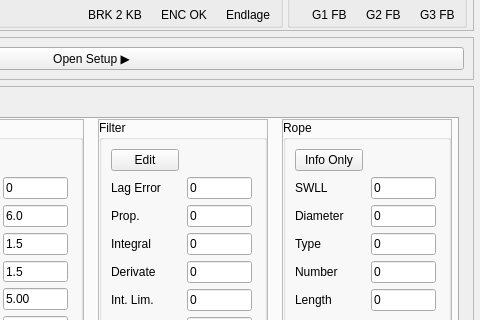
martburg/qt_panda_spike_repo, file Steuerung3d_Remake/src/steuerung3d/apps/yellow/ui_split/yellow3_merged.ui: the form before one commit; both pictures show x 297 to 777 and y 202 to 522 of the 777 by 623 pixel window.
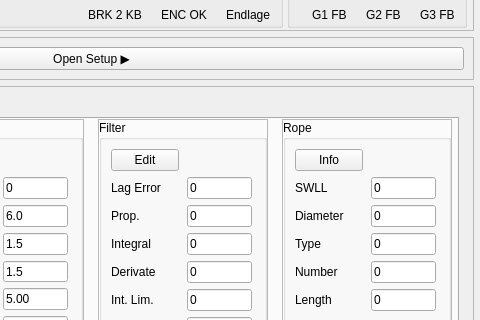
The form after the commit. The open tabs and pages were chosen to show the change.

```diff
--- a/Steuerung3d_Remake/src/steuerung3d/apps/yellow/ui_split/yellow3_merged.ui
+++ b/Steuerung3d_Remake/src/steuerung3d/apps/yellow/ui_split/yellow3_merged.ui
@@ -3105,7 +3105,7 @@
                     </sizepolicy>
                    </property>
                    <property name="text">
-                    <string>Info Only</string>
+                    <string>Info</string>
                    </property>
                   </widget>
                  </item>
```
Left out of the diff: 2 changed lines with no effect on the pictures.
